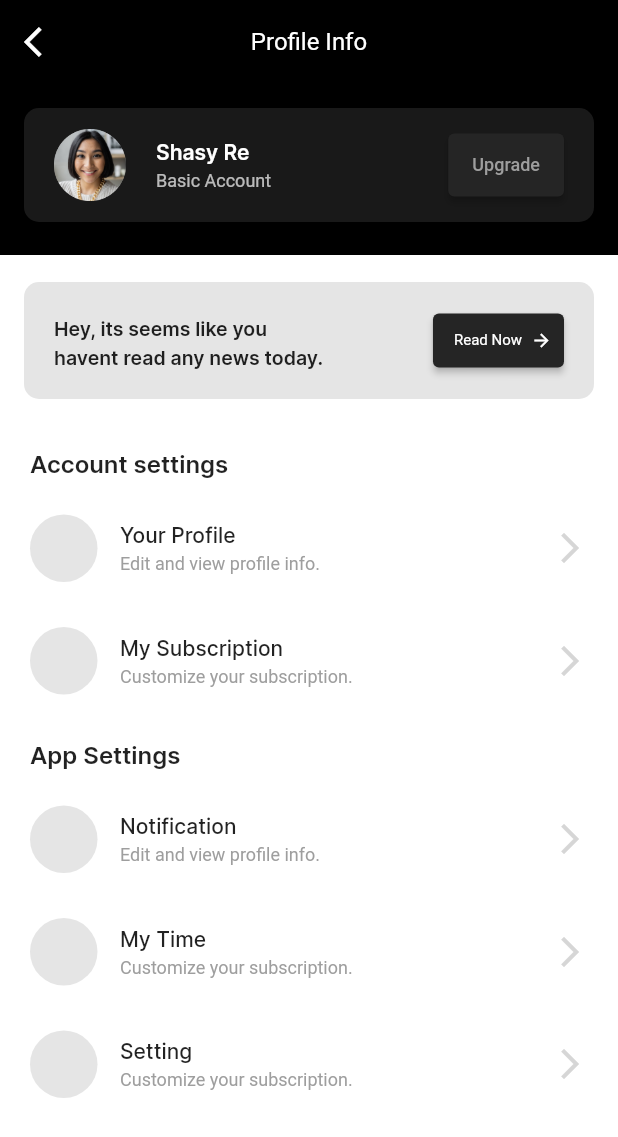
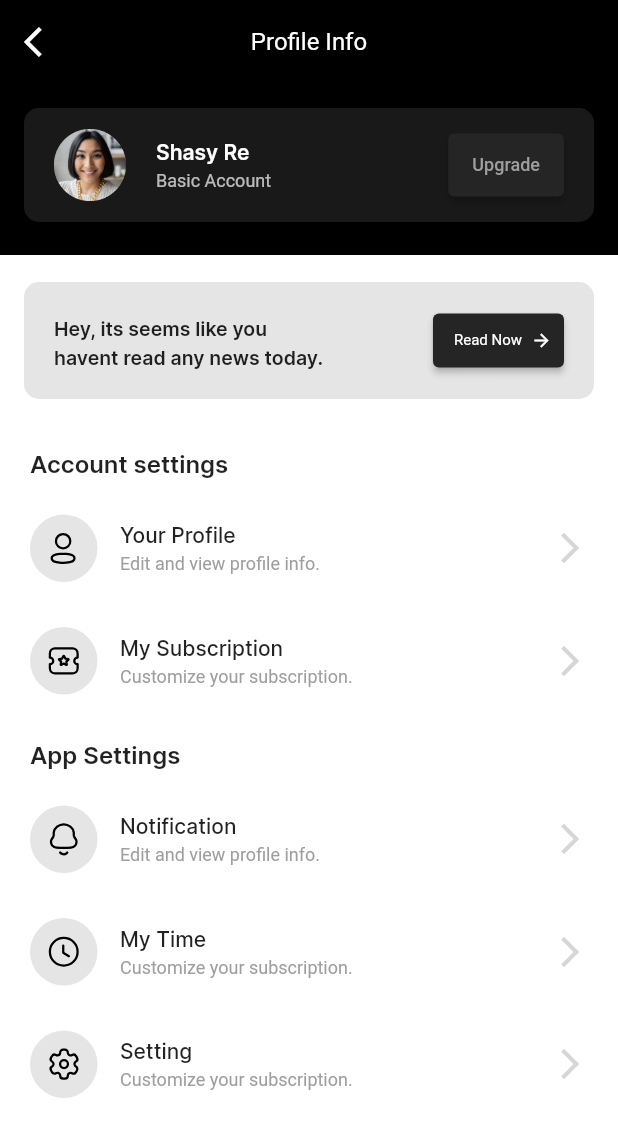
Before and after one commit to mrezkys/readky, a Flutter app: the ProfilePage screen opened directly, on a phone screen of 412 x 824 dp. Shown: the top 1137 px of the screen. Run offline on Flutter 3.47's test engine with Material 2 defaults, Android fonts, the phone set to English and light mode, and no system bars; our stand-ins replace chewie, flutter_svg, video_player; missing offline and left inert: scroll_indicator.

```diff
--- a/lib/view/screens/profile_page.dart
+++ b/lib/view/screens/profile_page.dart
@@ -1,4 +1,5 @@
 import 'package:flutter/material.dart';
+import 'package:flutter_svg/flutter_svg.dart';
 import 'package:readky/view/widgets/custom_app_bar.dart';
 import 'package:readky/view/widgets/profile_info_card.dart';
 
@@ -94,13 +95,53 @@ class ProfilePage extends StatelessWidget {
               children: [
                 // Menu title - Account Settings
                 _buildMenuTitle(context, title: 'Account settings'),
-                _buildMenuTile(context, title: 'Your Profile', desciption: 'Edit and view profile info.'),
-                _buildMenuTile(context, title: 'My Subscription', desciption: 'Customize your subscription.'),
+                _buildMenuTile(
+                  context,
+                  title: 'Your Profile',
+                  desciption: 'Edit and view profile info.',
+                  icon: SvgPicture.asset(
+                    'assets/icons/Profile.svg',
+                    color: Colors.black,
+                  ),
+                ),
+                _buildMenuTile(
+                  context,
+                  title: 'My Subscription',
+                  desciption: 'Customize your subscription.',
+                  icon: SvgPicture.asset(
+                    'assets/icons/Ticket Star.svg',
+                    color: Colors.black,
+                  ),
+                ),
                 // Menu title - Account Settings
                 _buildMenuTitle(context, title: 'App Settings'),
-                _buildMenuTile(context, title: 'Notification', desciption: 'Edit and view profile info.'),
-                _buildMenuTile(context, title: 'My Time', desciption: 'Customize your subscription.'),
-                _buildMenuTile(context, title: 'Setting', desciption: 'Customize your subscription.'),
+                _buildMenuTile(
+                  context,
+                  title: 'Notification',
+                  desciption: 'Edit and view profile info.',
+                  icon: SvgPicture.asset(
+                    'assets/icons/Notification.svg',
+                    color: Colors.black,
+                  ),
+                ),
+                _buildMenuTile(
+                  context,
+                  title: 'My Time',
+                  desciption: 'Customize your subscription.',
+                  icon: SvgPicture.asset(
+                    'assets/icons/Time Circle.svg',
+                    color: Colors.black,
+                  ),
+                ),
+                _buildMenuTile(
+                  context,
+                  title: 'Setting',
+                  desciption: 'Customize your subscription.',
+                  icon: SvgPicture.asset(
+                    'assets/icons/Setting.svg',
+                    color: Colors.black,
+                  ),
+                ),
               ],
             ),
           )
@@ -121,7 +162,7 @@ class ProfilePage extends StatelessWidget {
     );
   }
 
-  Widget _buildMenuTile(BuildContext context, {@required String title, @required String desciption, Function onTap}) {
+  Widget _buildMenuTile(BuildContext context, {@required String title, @required String desciption, Function onTap, Widget icon}) {
     return InkWell(
       onTap: onTap,
       child: Container(
@@ -135,6 +176,7 @@ class ProfilePage extends StatelessWidget {
               width: 45,
               height: 45,
               decoration: BoxDecoration(borderRadius: BorderRadius.circular(100), color: Color(0xFFE5E5E5)),
+              child: Center(child: icon),
             ),
             Expanded(
               child: Container(
```
